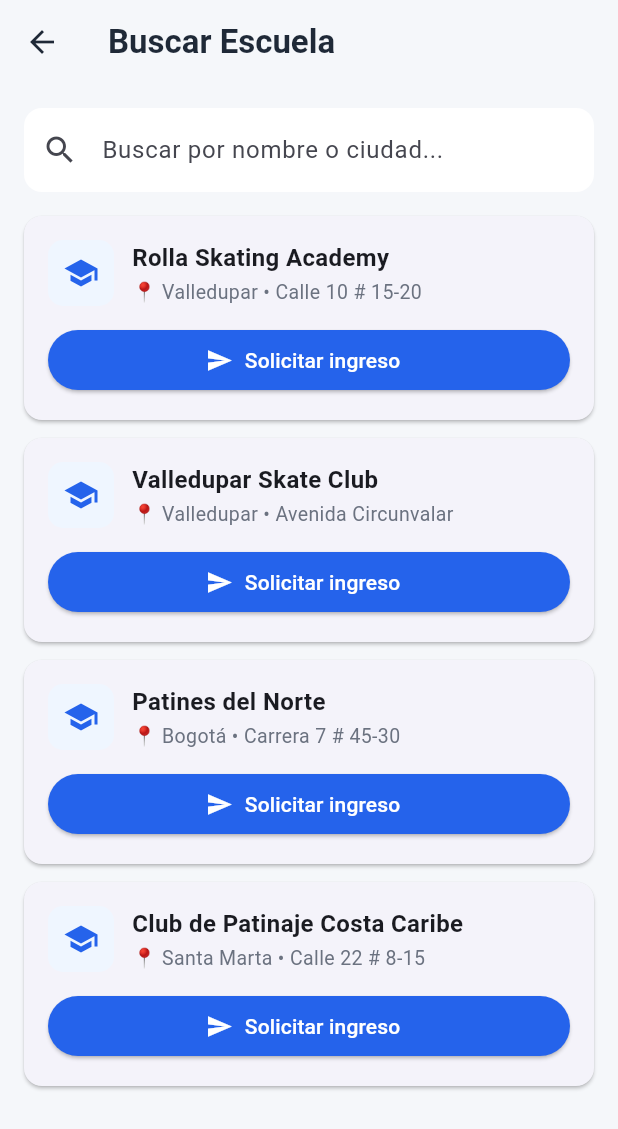
After one commit to Pavel2020123/rolla, a Flutter app: the FindSchoolScreen screen opened directly, on a phone screen of 412 x 824 dp. The commit adds this screen. Shown: the top 1129 px of the screen. Run offline on Flutter 3.47's test engine with Material 3 defaults, Android fonts, the phone set to English and light mode, and no system bars; our stand-ins replace shared_preferences; accounts and stored records are empty.

Commit message:
"feat(school-requests): sistema de solicitudes de ingreso a escuelas
- SchoolRequestModel: modelo de solicitud con estados pending/accepted/rejected
- SchoolRequestProvider: enviar, aceptar, rechazar y persistir solicitudes
- FindSchoolScreen: deportista busca escuelas y envía solicitud de ingreso
- Integración en main.dart con MultiProvider
- Validación: evita solicitudes duplicadas para la misma escuela
- Estados visuales: botón deshabilitado cuando hay solicitud pendiente"

```diff
--- a/lib/main.dart
+++ b/lib/main.dart
@@ -5,6 +5,7 @@ import 'package:provider/provider.dart';
 import 'providers/auth_provider.dart';
 import 'providers/athlete_provider.dart';
 import 'providers/school_provider.dart';
+import 'providers/school_request_provider.dart';
 
 // Screens
 import 'screens/auth/splash_screen.dart';
@@ -23,6 +24,7 @@ class MyApp extends StatelessWidget {
         ChangeNotifierProvider(create: (_) => AuthProvider()),
         ChangeNotifierProvider(create: (_) => AthleteProvider()),
         ChangeNotifierProvider(create: (_) => SchoolProvider()),
+        ChangeNotifierProvider(create: (_) => SchoolRequestProvider()),
       ],
       child: MaterialApp(
         title: 'Rolla',
--- /dev/null
+++ b/lib/models/school_request_model.dart
@@ -0,0 +1,49 @@
+class SchoolRequestModel {
+  final String id;
+  final String athleteId;
+  final String athleteName;
+  final String schoolId;
+  final String schoolName;
+  final String status; // 'pending', 'accepted', 'rejected'
+  final DateTime createdAt;
+  final DateTime? respondedAt;
+
+  SchoolRequestModel({
+    required this.id,
+    required this.athleteId,
+    required this.athleteName,
+    required this.schoolId,
+    required this.schoolName,
+    this.status = 'pending',
+    required this.createdAt,
+    this.respondedAt,
+  });
+
+  factory SchoolRequestModel.fromJson(Map<String, dynamic> json) {
+    return SchoolRequestModel(
+      id: json['id'],
+      athleteId: json['athleteId'],
+      athleteName: json['athleteName'],
+      schoolId: json['schoolId'],
+      schoolName: json['schoolName'],
+      status: json['status'],
+      createdAt: DateTime.parse(json['createdAt']),
+      respondedAt: json['respondedAt'] != null
+          ? DateTime.parse(json['respondedAt'])
+          : null,
+    );
+  }
+
+  Map<String, dynamic> toJson() {
+    return {
+      'id': id,
+      'athleteId': athleteId,
+      'athleteName': athleteName,
+      'schoolId': schoolId,
+      'schoolName': schoolName,
+      'status': status,
+      'createdAt': createdAt.toIso8601String(),
+      'respondedAt': respondedAt?.toIso8601String(),
+    };
+  }
+}
--- /dev/null
+++ b/lib/screens/athletes/find_school_screen.dart
@@ -0,0 +1,273 @@
+import 'package:flutter/material.dart';
+import 'package:provider/provider.dart';
+import '../../providers/auth_provider.dart';
+import '../../providers/school_provider.dart';
+import '../../providers/school_request_provider.dart';
+import '../../models/school_model.dart';
+
+class FindSchoolScreen extends StatefulWidget {
+  const FindSchoolScreen({super.key});
+
+  @override
+  State<FindSchoolScreen> createState() => _FindSchoolScreenState();
+}
+
+class _FindSchoolScreenState extends State<FindSchoolScreen> {
+  final _searchController = TextEditingController();
+  bool _isSearching = false;
+  String _searchQuery = '';
+
+  @override
+  void initState() {
+    super.initState();
+    // Cargar escuelas disponibles (mock por ahora)
+    WidgetsBinding.instance.addPostFrameCallback((_) {
+      Provider.of<SchoolRequestProvider>(context, listen: false).loadRequests();
+    });
+  }
+
+  @override
+  void dispose() {
+    _searchController.dispose();
+    super.dispose();
+  }
+
+  /// Escuelas mock disponibles para unirse
+  /// En el futuro esto vendrá del backend
+  List<Map<String, String>> get _availableSchools => [
+        {
+          'id': 'sch_demo_001',
+          'name': 'Rolla Skating Academy',
+          'city': 'Valledupar',
+          'address': 'Calle 10 # 15-20',
+        },
+        {
+          'id': 'sch_demo_002',
+          'name': 'Valledupar Skate Club',
+          'city': 'Valledupar',
+          'address': 'Avenida Circunvalar',
+        },
+        {
+          'id': 'sch_demo_003',
+          'name': 'Patines del Norte',
+          'city': 'Bogotá',
+          'address': 'Carrera 7 # 45-30',
+        },
+        {
+          'id': 'sch_demo_004',
+          'name': 'Club de Patinaje Costa Caribe',
+          'city': 'Santa Marta',
+          'address': 'Calle 22 # 8-15',
+        },
+      ];
+
+  List<Map<String, String>> get _filteredSchools {
+    if (_searchQuery.isEmpty) return _availableSchools;
+    return _availableSchools.where((s) {
+      final query = _searchQuery.toLowerCase();
+      return s['name']!.toLowerCase().contains(query) ||
+          s['city']!.toLowerCase().contains(query);
+    }).toList();
+  }
+
+  Future<void> _requestJoin(Map<String, String> school) async {
+    final authProvider = Provider.of<AuthProvider>(context, listen: false);
+    final requestProvider =
+        Provider.of<SchoolRequestProvider>(context, listen: false);
+
+    final athleteId = authProvider.user?['id'] ?? '';
+    final athleteName = authProvider.user?['fullName'] ?? 'Deportista';
+
+    if (athleteId.isEmpty) {
+      _showMessage('Error: no se pudo identificar al deportista');
+      return;
+    }
+
+    final success = await requestProvider.sendRequest(
+      athleteId: athleteId,
+      athleteName: athleteName,
+      schoolId: school['id']!,
+      schoolName: school['name']!,
+    );
+
+    if (!mounted) return;
+
+    if (success) {
+      _showMessage('Solicitud enviada a ${school['name']}');
+    } else {
+      _showMessage('Ya tienes una solicitud pendiente para esta escuela');
+    }
+  }
+
+  void _showMessage(String message) {
+    ScaffoldMessenger.of(context).showSnackBar(
+      SnackBar(content: Text(message)),
+    );
+  }
+
+  @override
+  Widget build(BuildContext context) {
+    final requestProvider = Provider.of<SchoolRequestProvider>(context);
+    final authProvider = Provider.of<AuthProvider>(context);
+    final athleteId = authProvider.user?['id'] ?? '';
+
+    return Scaffold(
+      backgroundColor: const Color(0xFFF5F7FA),
+      appBar: AppBar(
+        backgroundColor: const Color(0xFFF5F7FA),
+        elevation: 0,
+        title: const Text(
+          'Buscar Escuela',
+          style: TextStyle(
+            color: Color(0xFF1F2937),
+            fontWeight: FontWeight.bold,
+          ),
+        ),
+        iconTheme: const IconThemeData(color: Color(0xFF1F2937)),
+      ),
+      body: SafeArea(
+        child: Column(
+          children: [
+            // Barra de búsqueda
+            Padding(
+              padding: const EdgeInsets.all(16.0),
+              child: TextField(
+                controller: _searchController,
+                onChanged: (value) {
+                  setState(() {
+                    _searchQuery = value;
+                  });
+                },
+                decoration: InputDecoration(
+                  hintText: 'Buscar por nombre o ciudad...',
+                  prefixIcon: const Icon(Icons.search),
+                  suffixIcon: _searchController.text.isNotEmpty
+                      ? IconButton(
+                          icon: const Icon(Icons.clear),
+                          onPressed: () {
+                            _searchController.clear();
+                            setState(() {
+                              _searchQuery = '';
+                            });
+                          },
+                        )
+                      : null,
+                  filled: true,
+                  fillColor: Colors.white,
+                  border: OutlineInputBorder(
+                    borderRadius: BorderRadius.circular(12),
+                    borderSide: BorderSide.none,
+                  ),
+                ),
+              ),
+            ),
+
+            // Lista de escuelas
+            Expanded(
+              child: _filteredSchools.isEmpty
+                  ? const Center(
+                      child: Text(
+                        'No se encontraron escuelas',
+                        style: TextStyle(color: Color(0xFF6B7280)),
+                      ),
+                    )
+                  : ListView.builder(
+                      padding: const EdgeInsets.symmetric(horizontal: 16),
+                      itemCount: _filteredSchools.length,
+                      itemBuilder: (context, index) {
+                        final school = _filteredSchools[index];
+                        final hasPending = requestProvider.hasPendingRequest(
+                          athleteId,
+                          school['id']!,
+                        );
+
+                        return Card(
+                          margin: const EdgeInsets.only(bottom: 12),
+                          shape: RoundedRectangleBorder(
+                            borderRadius: BorderRadius.circular(12),
+                          ),
+                          child: Padding(
+                            padding: const EdgeInsets.all(16.0),
+                            child: Column(
+                              crossAxisAlignment: CrossAxisAlignment.start,
+                              children: [
+                                Row(
+                                  children: [
+                                    Container(
+                                      padding: const EdgeInsets.all(10),
+                                      decoration: BoxDecoration(
+                                        color: const Color(0xFFEFF6FF),
+                                        borderRadius: BorderRadius.circular(10),
+                                      ),
+                                      child: const Icon(
+                                        Icons.school,
+                                        color: Color(0xFF2563EB),
+                                      ),
+                                    ),
+                                    const SizedBox(width: 12),
+                                    Expanded(
+                                      child: Column(
+                                        crossAxisAlignment:
+                                            CrossAxisAlignment.start,
+                                        children: [
+                                          Text(
+                                            school['name']!,
+                                            style: const TextStyle(
+                                              fontSize: 16,
+                                              fontWeight: FontWeight.bold,
+                                            ),
+                                          ),
+                                          const SizedBox(height: 2),
+                                          Text(
+                                            '📍 ${school['city']} • ${school['address']}',
+                                            style: const TextStyle(
+                                              fontSize: 13,
+                                              color: Color(0xFF6B7280),
+                                            ),
+                                          ),
+                                        ],
+                                      ),
+                                    ),
+                                  ],
+                                ),
+                                const SizedBox(height: 12),
+                                SizedBox(
+                                  width: double.infinity,
+                                  child: ElevatedButton.icon(
+                                    onPressed: hasPending
+                                        ? null
+                                        : () => _requestJoin(school),
+                                    icon: Icon(
+                                      hasPending
+                                          ? Icons.hourglass_top
+                                          : Icons.send,
+                                      size: 18,
+                                    ),
+                                    label: Text(
+                                      hasPending
+                                          ? 'Solicitud enviada'
+                                          : 'Solicitar ingreso',
+                                    ),
+                                    style: ElevatedButton.styleFrom(
+                                      backgroundColor: hasPending
+                                          ? const Color(0xFF9CA3AF)
+                                          : const Color(0xFF2563EB),
+                                      foregroundColor: Colors.white,
+                                      disabledBackgroundColor:
+                                          const Color(0xFFD1D5DB),
+                                    ),
+                                  ),
+                                ),
+                              ],
+                            ),
+                          ),
+                        );
+                      },
+                    ),
+            ),
+          ],
+        ),
+      ),
+    );
+  }
+}
--- a/lib/screens/home/athlete_history_tab.dart
+++ b/lib/screens/home/athlete_history_tab.dart
@@ -78,6 +78,7 @@ class AthleteHistoryTab extends StatelessWidget {
         medalIcon = Icons.emoji_events;
         break;
       case MedalType.none:
+      // ignore: unreachable_switch_default
       default:
         medalColor = const Color(0xFFE5E7EB); // Gris claro / Sin medalla
         medalIcon = Icons.workspace_premium;
--- a/lib/screens/home/athlete_profile_tab.dart
+++ b/lib/screens/home/athlete_profile_tab.dart
@@ -11,6 +11,7 @@ class AthleteProfileTab extends StatelessWidget {
   @override
   Widget build(BuildContext context) {
     final athleteProvider = Provider.of<AthleteProvider>(context);
+    // ignore: unused_local_variable
     final authProvider = Provider.of<AuthProvider>(context);
     final athlete = athleteProvider.athlete;
 
```
Also changed, not shown: lib/providers/school_request_provider.dart (added, +164 -0 lines).
